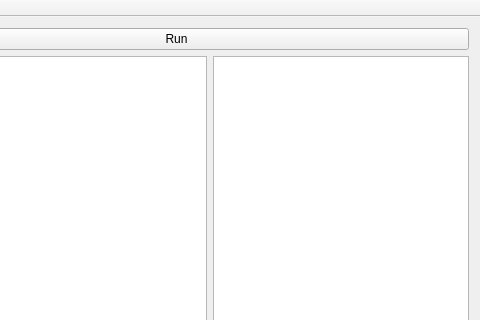
This is mainwindow.ui in hsaturn/squares as Qt 5 draws it before an edit; both pictures show x 127 to 607 and y 0 to 320 of the 607 by 490 pixel window. The edited form follows.
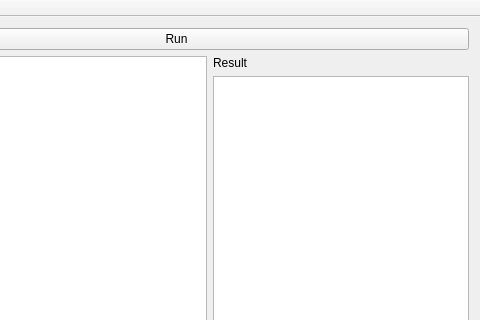
This is the edited form.

Commit message: Added colors and result label

```diff
--- a/mainwindow.ui
+++ b/mainwindow.ui
@@ -28,6 +28,15 @@
        <widget class="QGraphicsView" name="canvas"/>
       </item>
       <item>
+       <layout class="QVBoxLayout" name="verticalLayout">
+        <item>
+         <widget class="QLabel" name="label">
+          <property name="text">
+           <string>Result</string>
+          </property>
+         </widget>
+        </item>
+        <item>
        <widget class="QListView" name="results">
         <property name="sizePolicy">
          <sizepolicy hsizetype="Fixed" vsizetype="Expanding">
@@ -42,6 +51,8 @@
          </size>
         </property>
        </widget>
+        </item>
+       </layout>
       </item>
      </layout>
     </item>
```
Lines whose indentation alone changed are shown as unchanged. The commit also changes 4 other files.
